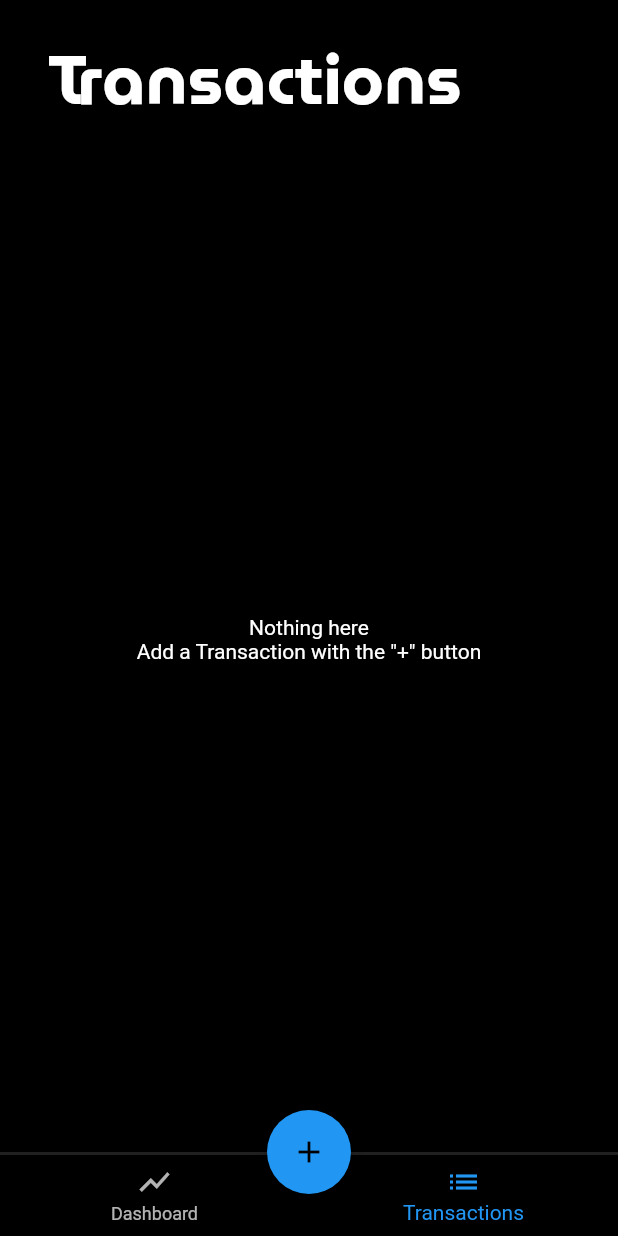
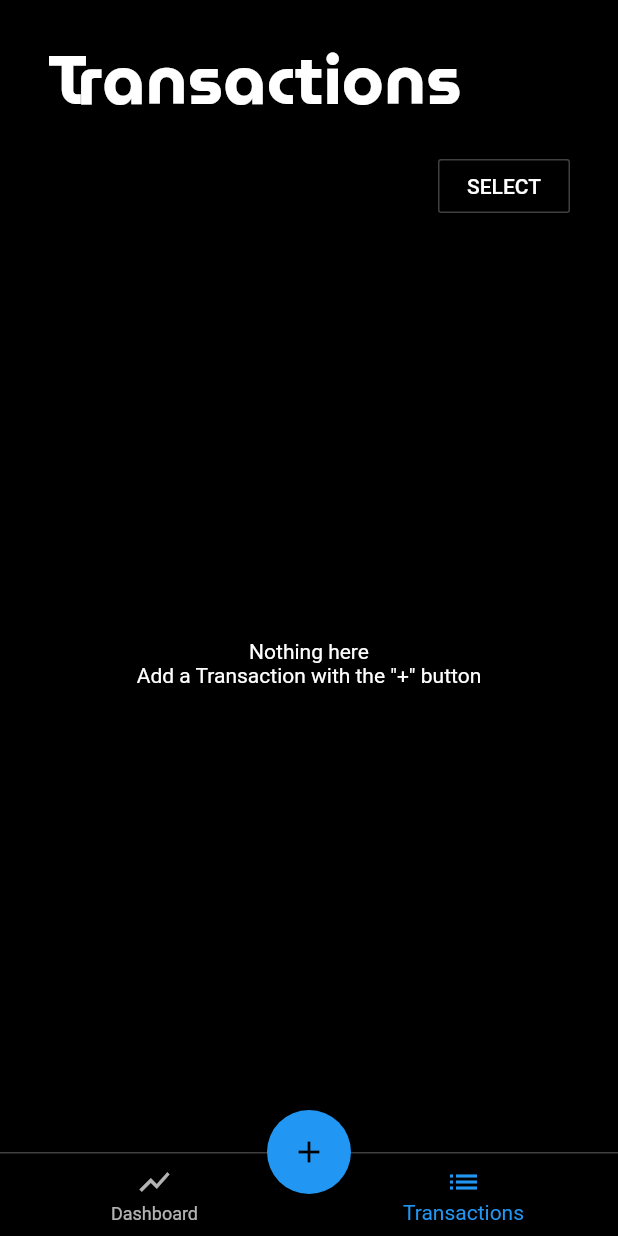
Before and after one commit to iBlueDust/Stocktrak, a Flutter app: the screen it shows after launch, swiped to page 2, on a phone screen of 412 x 824 dp. Run offline on Flutter 3.47's test engine with Material 2 defaults, Android fonts, the phone set to English and light mode, and no system bars; our stand-ins replace flutter_masked_text, permission_handler, pull_to_refresh, sembast, shared_preferences, shimmer; missing offline and left inert: enum_to_string; network calls fail.

Commit message:
Adjusted Theme
Button colors were made to be like Bottom Nav colors.

30/8/20

```diff
--- a/lib/main.dart
+++ b/lib/main.dart
@@ -26,12 +26,14 @@ class MyApp extends StatelessWidget {
             accentColor: Colors.blue,
             accentColorBrightness: Brightness.light,
             primaryColor: Colors.green,
-            bottomAppBarColor: Color.fromARGB(255, 32, 32, 32),
+            bottomAppBarColor: const Color.fromARGB(255, 64, 64, 64),
 
-            buttonColor: Colors.white,
+            buttonColor: const Color.fromARGB(255, 64, 64, 64),
             buttonTheme: ButtonThemeData(
-              buttonColor: Colors.white,
+              buttonColor: const Color.fromARGB(255, 64, 64, 64),
             ),
+
+            cardColor: const Color.fromARGB(255, 64, 64, 64),
 
             floatingActionButtonTheme: FloatingActionButtonThemeData(
               backgroundColor: Colors.blue,
--- a/lib/pages/homepage.dart
+++ b/lib/pages/homepage.dart
@@ -82,7 +82,6 @@ class _HomePageState extends State<HomePage> {
           border: Border(
             top: BorderSide(
               color: Theme.of(context).bottomAppBarColor,
-              width: 2,
             ),
           ),
         ),
@@ -179,7 +178,7 @@ class _DashboardScreenState extends State<DashboardScreen> {
                 fillColor: theme.floatingActionButtonTheme.backgroundColor,
                 isSelected: _type == _DashboardViewType.Delta ? [true, false] : [false, true],
                 borderRadius: BorderRadius.circular(4),
-                borderColor: Colors.grey,
+                borderColor: theme.buttonColor,
                 selectedBorderColor: theme.accentColor,
                 onPressed: (index) {
                   setState(() {
@@ -197,7 +196,14 @@ class _DashboardScreenState extends State<DashboardScreen> {
   }
 }
 
-class TransactionScreen extends StatelessWidget {
+class TransactionScreen extends StatefulWidget {
+  @override
+  _TransactionScreenState createState() => _TransactionScreenState();
+}
+
+class _TransactionScreenState extends State<TransactionScreen> with SingleTickerProviderStateMixin {
+  bool _isSelecting = false;
+
   @override
   Widget build(BuildContext context) {
     final theme = Theme.of(context);
@@ -209,7 +215,25 @@ class TransactionScreen extends StatelessWidget {
         crossAxisAlignment: CrossAxisAlignment.start,
         children: <Widget>[
           Text("Transactions", style: theme.textTheme.headline3),
-          SizedBox(height: 32.0),
+          SizedBox(height: 16),
+          Row(
+            mainAxisAlignment: MainAxisAlignment.end,
+            children: [
+              AnimatedSize(
+                duration: Duration(milliseconds: 200),
+                vsync: this,
+                child: OutlineButton(
+                  borderSide: BorderSide(color: theme.buttonColor),
+                  child: Text(_isSelecting ? 'CANCEL' : 'SELECT'),
+                  onPressed: () {
+                    setState(() {
+                      _isSelecting = !_isSelecting;
+                    });
+                  },
+                ),
+              ),
+            ],
+          ),
           Expanded(child: TransactionList()),
         ],
       ),
--- a/lib/pages/newtransactionpage.dart
+++ b/lib/pages/newtransactionpage.dart
@@ -109,7 +109,7 @@ class _TransactionFormState extends State<TransactionForm> {
             fillColor: theme.floatingActionButtonTheme.backgroundColor,
             isSelected: _type == TransactionType.Buy ? [true, false] : [false, true],
             borderRadius: BorderRadius.circular(4),
-            borderColor: Colors.grey,
+            borderColor: theme.buttonColor,
             selectedBorderColor: theme.accentColor,
             onPressed: (index) {
               setState(() {
@@ -279,7 +279,6 @@ class _TransactionFormState extends State<TransactionForm> {
         content: Text('Your changes will not be saved!'),
         actions: <Widget>[
           FlatButton(
-            textColor: theme.buttonColor,
             onPressed: () {
               Navigator.pop(context);
               Navigator.pop(context);
```
